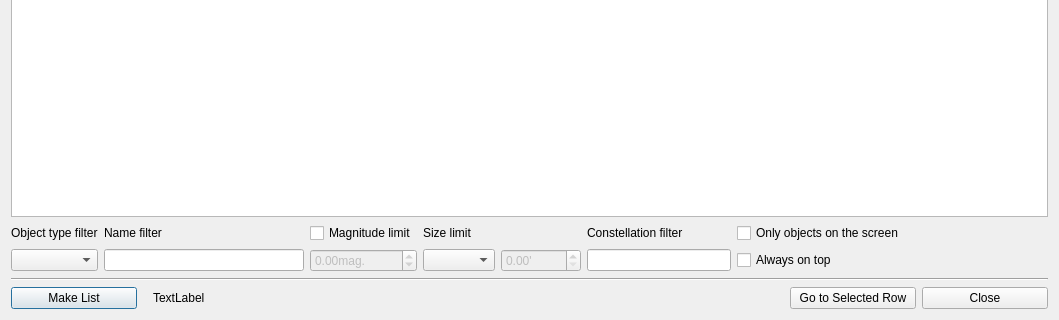
Above: cdsocatalogue.ui from PavelMr/skytechx before the change; both pictures show x 0 to 1059 and y 167 to 487 of the 1059 by 487 pixel window. Below: the same form after it.
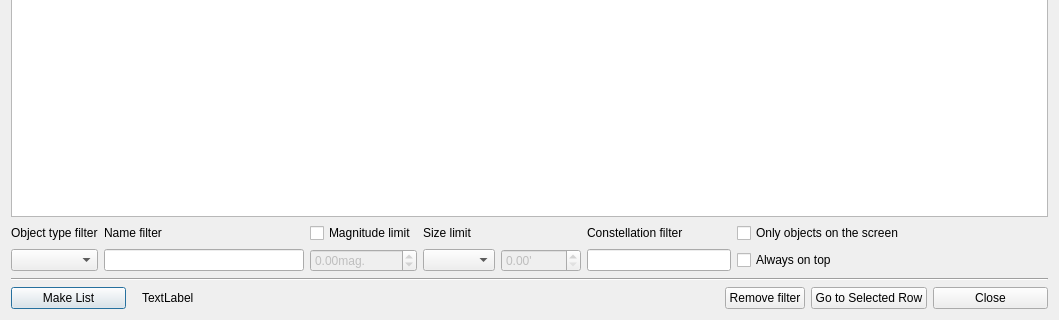
That is the form after the change.

```diff
--- a/cdsocatalogue.ui
+++ b/cdsocatalogue.ui
@@ -182,7 +182,7 @@
     </layout>
    </item>
    <item row="5" column="0">
-    <layout class="QHBoxLayout" name="horizontalLayout" stretch="1,2,3,2,1,1">
+    <layout class="QHBoxLayout" name="horizontalLayout" stretch="1,2,3,2,0,1,1">
      <item>
       <widget class="QPushButton" name="pushButton_2">
        <property name="text">
@@ -226,6 +226,13 @@
        </property>
       </spacer>
      </item>
+     <item>
+      <widget class="QPushButton" name="pushButton_4">
+       <property name="text">
+        <string>Remove filter</string>
+       </property>
+      </widget>
+     </item>
      <item>
       <widget class="QPushButton" name="pushButton_3">
        <property name="text">
```
